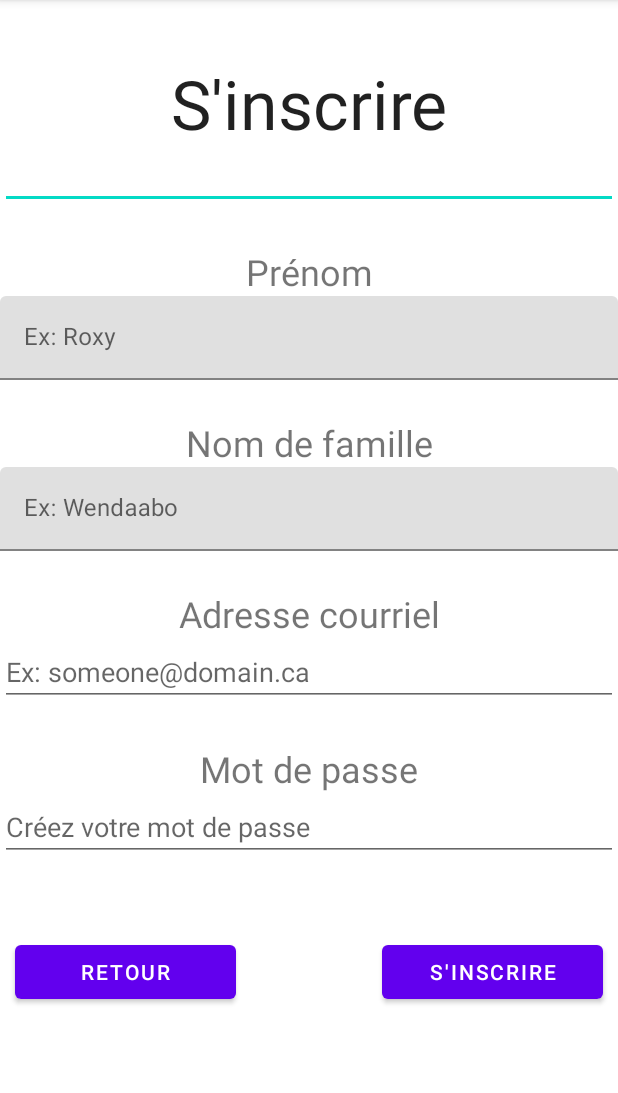
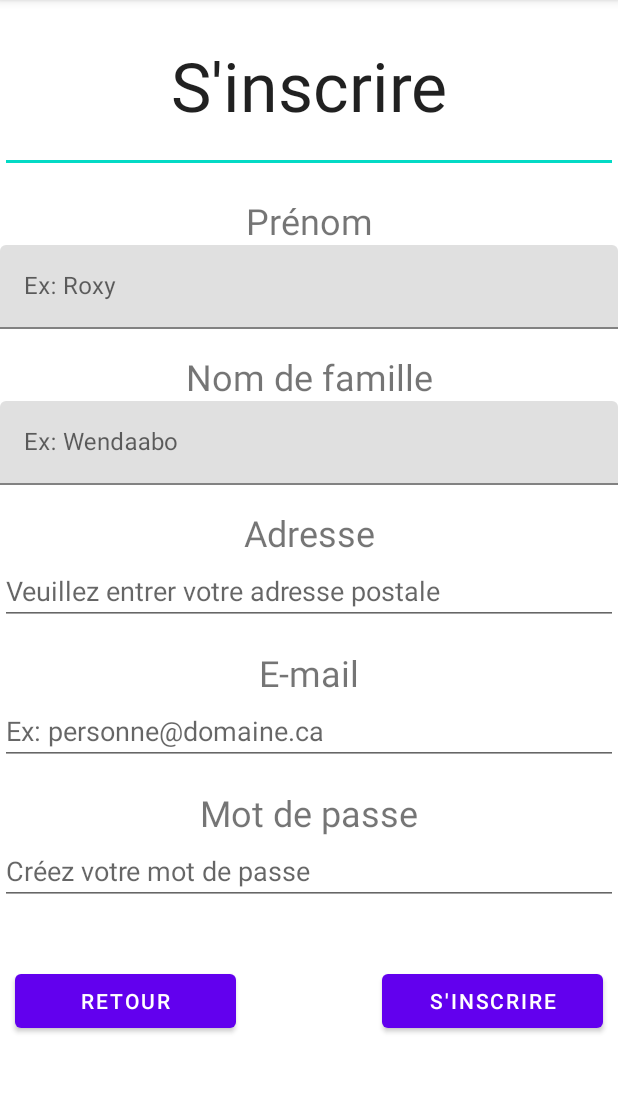
Before and after one commit to uOttawaSEGA2022/mealerGroupe15, an Android app: the SignUpActivity screen opened directly, with no data from a screen before it, on a phone screen of 412 x 824 dp, the part 84-1177 px from its top. Run offline under Robolectric (Android 15) with nearby library versions, the phone set to English and light mode, and no system bars.

Commit message:
Ajout de l'adresse postale

```diff
--- a/app/src/main/res/layout/activity_sign_up.xml
+++ b/app/src/main/res/layout/activity_sign_up.xml
@@ -18,7 +18,7 @@
         <EditText
             android:id="@+id/SignUp"
             android:layout_width="match_parent"
-            android:layout_height="139dp"
+            android:layout_height="115dp"
             android:ems="10"
             android:inputType="textPersonName"
             android:singleLine="false"
@@ -28,7 +28,7 @@
 
         <Space
             android:layout_width="match_parent"
-            android:layout_height="25dp" />
+            android:layout_height="15dp" />
 
         <LinearLayout
             android:id="@+id/FirstNameLayout"
@@ -59,7 +59,7 @@
 
         <Space
             android:layout_width="match_parent"
-            android:layout_height="25dp" />
+            android:layout_height="15dp" />
 
         <LinearLayout
             android:id="@+id/LastNameLayout"
@@ -89,7 +89,34 @@
 
         <Space
             android:layout_width="match_parent"
-            android:layout_height="25dp" />
+            android:layout_height="15dp" />
+
+        <LinearLayout
+            android:id="@+id/AdressLayout"
+            android:layout_width="match_parent"
+            android:layout_height="match_parent"
+            android:orientation="vertical">
+
+            <TextView
+                android:id="@+id/textView7"
+                android:layout_width="match_parent"
+                android:layout_height="wrap_content"
+                android:text="Adresse"
+                android:textAlignment="center"
+                android:textSize="24sp" />
+
+            <EditText
+                android:id="@+id/editTextTextPostalAddress"
+                android:layout_width="match_parent"
+                android:layout_height="wrap_content"
+                android:ems="10"
+                android:hint="Veuillez entrer votre adresse postale"
+                android:inputType="textPostalAddress" />
+        </LinearLayout>
+
+        <Space
+            android:layout_width="match_parent"
+            android:layout_height="15dp" />
 
         <LinearLayout
             android:id="@+id/EmailLayout"
@@ -101,7 +128,7 @@
                 android:id="@+id/textView3"
                 android:layout_width="match_parent"
                 android:layout_height="wrap_content"
-                android:text="Adresse courriel"
+                android:text="E-mail"
                 android:textAlignment="center"
                 android:textSize="24sp" />
 
@@ -110,13 +137,13 @@
                 android:layout_width="match_parent"
                 android:layout_height="wrap_content"
                 android:ems="10"
-                android:hint="Ex: someone@domain.ca"
+                android:hint="Ex: personne@domaine.ca"
                 android:inputType="textEmailAddress" />
         </LinearLayout>
 
         <Space
             android:layout_width="match_parent"
-            android:layout_height="25dp" />
+            android:layout_height="15dp" />
 
         <LinearLayout
             android:id="@+id/PasswordLayout"
@@ -144,7 +171,7 @@
 
         <Space
             android:layout_width="match_parent"
-            android:layout_height="50dp" />
+            android:layout_height="40dp" />
 
         <LinearLayout
             android:layout_width="match_parent"
```
